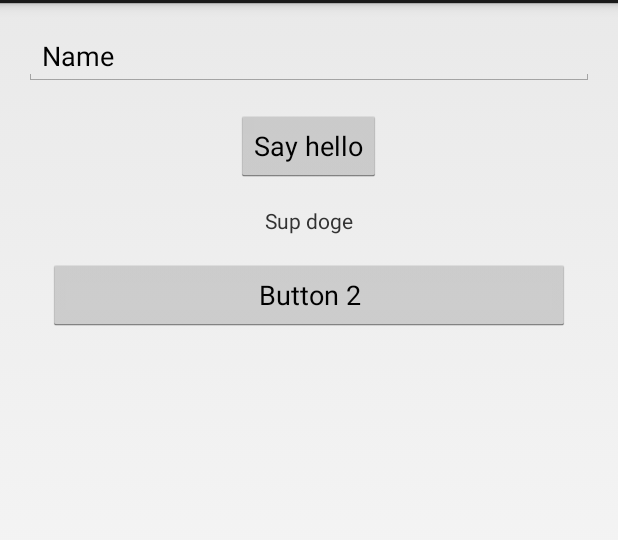
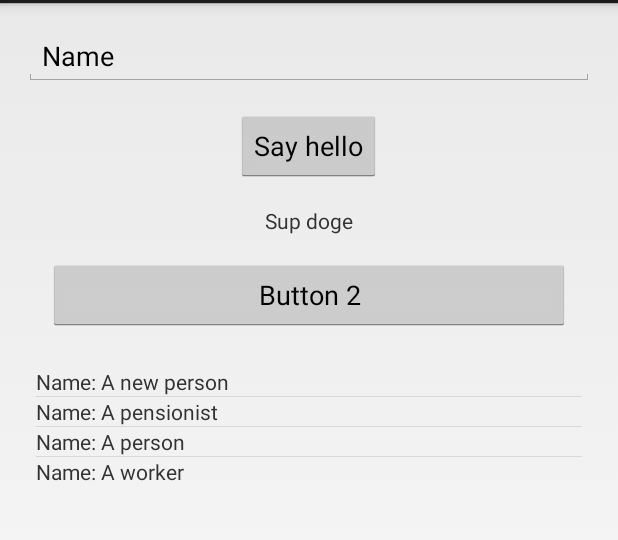
Before and after one commit to WodeCraft/MyFirstApp, an Android app: the screen it shows after launch (MainActivity), after a tap on "Button 2", on a phone screen of 412 x 824 dp, the part 69-609 px from its top. Run offline under Robolectric (Android 15) with nearby library versions, the phone set to English and light mode, and no system bars.

Commit message:
Added classes for Pensionist and Worker Added a list view to the main activity Added Adapter and Comparator Added layout for the list view

```diff
--- /dev/null
+++ b/app/src/main/java/com/hfad/adapters/PersonAdapter.java
@@ -0,0 +1,41 @@
+package com.hfad.adapters;
+
+import android.content.Context;
+import android.view.LayoutInflater;
+import android.view.View;
+import android.view.ViewGroup;
+import android.widget.ArrayAdapter;
+import android.widget.TextView;
+
+import com.hfad.entities.Person;
+import com.hfad.myfirstapp.R;
+
+import java.util.ArrayList;
+
+/**
+ * Created by Jens Christian Rasch on 15-02-2018.
+ */
+
+public class PersonAdapter extends ArrayAdapter<Person> {
+
+    private Context context;
+
+    public PersonAdapter(Context context, ArrayList<Person> people) {
+        super(context, 0, people);
+        this.context = context;
+    }
+
+    @Override
+    public View getView(int position, View convertView, ViewGroup parent) {
+        final Person person = getItem(position);
+
+        if (convertView == null) {
+            convertView = LayoutInflater.from(context).inflate(R.layout.person_list_view, parent, false);
+        }
+
+        TextView name = convertView.findViewById(R.id.name);
+        name.setText(person.getName());
+
+        return convertView;
+    }
+}
--- /dev/null
+++ b/app/src/main/java/com/hfad/comparators/PersonNameComparator.java
@@ -0,0 +1,18 @@
+package com.hfad.comparators;
+
+import com.hfad.entities.Person;
+
+import java.util.Comparator;
+
+/**
+ * Created by Jens Christian Rasch on 15-02-2018.
+ */
+
+public class PersonNameComparator implements Comparator<Person> {
+
+    @Override
+    public int compare(Person person1, Person person2) {
+        return person1.getName().compareToIgnoreCase(person2.getName());
+    }
+
+}
--- /dev/null
+++ b/app/src/main/java/com/hfad/entities/Pensionist.java
@@ -0,0 +1,20 @@
+package com.hfad.entities;
+
+/**
+ * Created by Jens Christian Rasch on 15-02-2018.
+ */
+
+public class Pensionist extends Person {
+
+    int retirementYear;
+
+    public Pensionist(String name, int age, int retirementYear) {
+        super(name, age);
+        this.retirementYear = retirementYear;
+    }
+
+    @Override
+    public String toString() {
+        return super.toString() + ". Retired in " + retirementYear;
+    }
+}
--- a/app/src/main/java/com/hfad/myfirstapp/Person.java
+++ b/app/src/main/java/com/hfad/entities/Person.java
@@ -1,4 +1,4 @@
-package com.hfad.myfirstapp;
+package com.hfad.entities;
 
 /**
  * Created by Jens Christian Rasch on 08-02-2018.
@@ -18,6 +18,14 @@ public class Person {
         return age > 40;
     }
 
+    public String getName() {
+        return name;
+    }
+
+    public int getAge() {
+        return age;
+    }
+
     public String toString() {
         return name + ", " + age + ", " + (isOld() ? "is old" : "is young");
     }
--- /dev/null
+++ b/app/src/main/java/com/hfad/entities/Worker.java
@@ -0,0 +1,20 @@
+package com.hfad.entities;
+
+/**
+ * Created by Jens Christian Rasch on 15-02-2018.
+ */
+
+public class Worker extends Person {
+
+    public float pay;
+
+    public Worker(String name, int age, float pay) {
+        super(name, age);
+        this.pay = pay;
+    }
+
+    @Override
+    public String toString() {
+        return super.toString() + ". The salary is: " + pay;
+    }
+}
--- a/app/src/main/java/com/hfad/myfirstapp/MainActivity.java
+++ b/app/src/main/java/com/hfad/myfirstapp/MainActivity.java
@@ -7,11 +7,22 @@ import android.util.Log;
 import android.view.Gravity;
 import android.view.View;
 import android.widget.EditText;
+import android.widget.ListView;
 import android.widget.Toast;
+
+import com.hfad.adapters.PersonAdapter;
+import com.hfad.comparators.PersonNameComparator;
+import com.hfad.entities.Pensionist;
+import com.hfad.entities.Person;
+import com.hfad.entities.Worker;
 
 import java.util.ArrayList;
 
 public class MainActivity extends Activity {
+
+    private ArrayList<Person> people = new ArrayList<>();
+    private PersonAdapter adapter;
+    private PersonNameComparator nameComparator = new PersonNameComparator();
 
     @Override
     protected void onCreate(Bundle savedInstanceState) {
@@ -46,6 +57,25 @@ public class MainActivity extends Activity {
         castToast.setGravity(Gravity.CENTER, 0,0);
         castToast.show();
 
+        people.add(new Person("A person", 33));
+        people.add(new Worker("A worker", 42, 15000));
+        people.add(new Pensionist("A pensionist", 72, 2010));
+
+        sb = new StringBuilder();
+        for(Person per : people) {
+            sb.append(per.toString());
+            sb.append(System.getProperty("line.separator"));
+        }
+
+        Toast peopleToast = Toast.makeText(context, sb.toString(), duration);
+        peopleToast.setGravity(Gravity.CENTER, 0, 0);
+        peopleToast.show();
+
+        // Populate the list view
+        adapter = new PersonAdapter(this, people);
+        ListView peopleView = findViewById(R.id.myList);
+        peopleView.setAdapter(adapter);
+
     }
 
     public void onClickSayHello(View view) {
@@ -54,6 +84,9 @@ public class MainActivity extends Activity {
     }
 
     public void onClickButton2(View view) {
+        adapter.add(new Person("A new person", 13));
+        adapter.sort(nameComparator);
+        adapter.notifyDataSetChanged();
         Toast.makeText(getApplicationContext(), "Button 2 pressed!", Toast.LENGTH_SHORT).show();
     }
 }
--- a/app/src/main/res/layout/activity_main.xml
+++ b/app/src/main/res/layout/activity_main.xml
@@ -43,4 +43,17 @@
         android:onClick="onClickButton2"
         android:text="Button 2" />
 
+    <ListView
+        android:id="@+id/myList"
+        android:layout_width="match_parent"
+        android:layout_height="wrap_content"
+        android:layout_marginBottom="8dp"
+        android:layout_marginEnd="8dp"
+        android:layout_marginStart="8dp"
+        android:layout_marginTop="8dp"
+        app:layout_constraintBottom_toBottomOf="parent"
+        app:layout_constraintEnd_toEndOf="parent"
+        app:layout_constraintStart_toStartOf="parent"
+        app:layout_constraintTop_toBottomOf="@+id/btn2" />
+
 </LinearLayout>
--- /dev/null
+++ b/app/src/main/res/layout/person_list_view.xml
@@ -0,0 +1,23 @@
+<?xml version="1.0" encoding="utf-8"?>
+<TableLayout xmlns:android="http://schemas.android.com/apk/res/android"
+    android:layout_width="match_parent"
+    android:layout_height="match_parent"
+    android:orientation="horizontal" >
+
+    <TableRow>
+
+        <TextView
+            android:layout_width="wrap_content"
+            android:layout_height="wrap_content"
+            android:text="Name:"
+            android:layout_marginRight="3dp" />
+
+        <TextView
+            android:id="@+id/name"
+            android:layout_width="wrap_content"
+            android:layout_height="wrap_content"
+            android:text="-Name-" />
+
+    </TableRow>
+
+</TableLayout>
```
